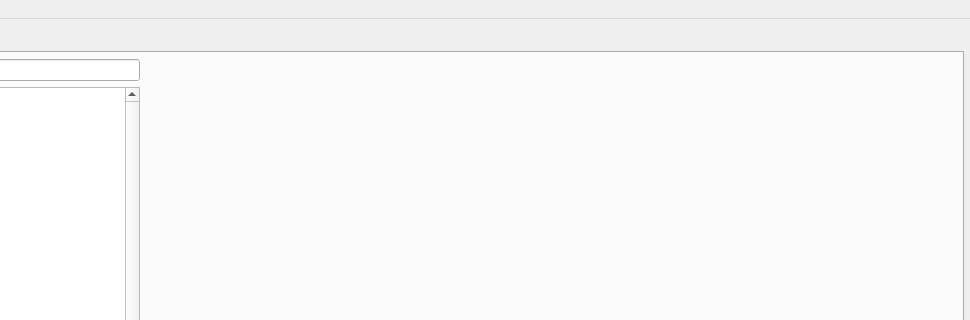
Qt form mainwindow.ui (gbizzotto/eptg) before a commit; both pictures show x 124 to 1094 and y 0 to 320 of the 1094 by 743 pixel window.
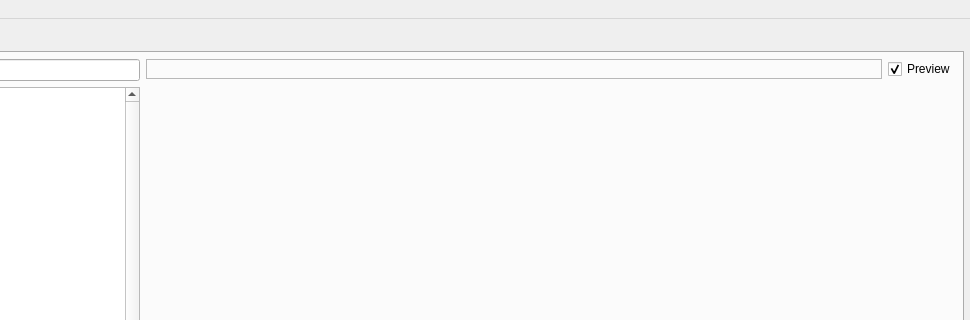
The same form after that commit. Icons and pictures are not drawn. Custom widgets are drawn as their Qt base class.

What changed in the file:
```diff
--- a/mainwindow.ui
+++ b/mainwindow.ui
@@ -128,6 +128,51 @@
         </item>
         <item>
          <layout class="QVBoxLayout" name="verticalLayout_3">
+          <item>
+           <layout class="QHBoxLayout" name="horizontalLayout_6">
+            <property name="sizeConstraint">
+             <enum>QLayout::SetMinimumSize</enum>
+            </property>
+            <item>
+             <widget class="QLabel" name="fullpathLabel">
+              <property name="sizePolicy">
+               <sizepolicy hsizetype="Ignored" vsizetype="Preferred">
+                <horstretch>0</horstretch>
+                <verstretch>0</verstretch>
+               </sizepolicy>
+              </property>
+              <property name="frameShape">
+               <enum>QFrame::StyledPanel</enum>
+              </property>
+              <property name="text">
+               <string/>
+              </property>
+              <property name="alignment">
+               <set>Qt::AlignRight|Qt::AlignTrailing|Qt::AlignVCenter</set>
+              </property>
+             </widget>
+            </item>
+            <item>
+             <widget class="QCheckBox" name="previewCheckBox">
+              <property name="sizePolicy">
+               <sizepolicy hsizetype="Maximum" vsizetype="Fixed">
+                <horstretch>0</horstretch>
+                <verstretch>0</verstretch>
+               </sizepolicy>
+              </property>
+              <property name="layoutDirection">
+               <enum>Qt::LeftToRight</enum>
+              </property>
+              <property name="text">
+               <string>Preview</string>
+              </property>
+              <property name="checked">
+               <bool>true</bool>
+              </property>
+             </widget>
+            </item>
+           </layout>
+          </item>
           <item>
            <widget class="QLabel" name="fillPreview">
             <property name="minimumSize">
```
Left out of the diff: 6 changed lines with no effect on the pictures.
